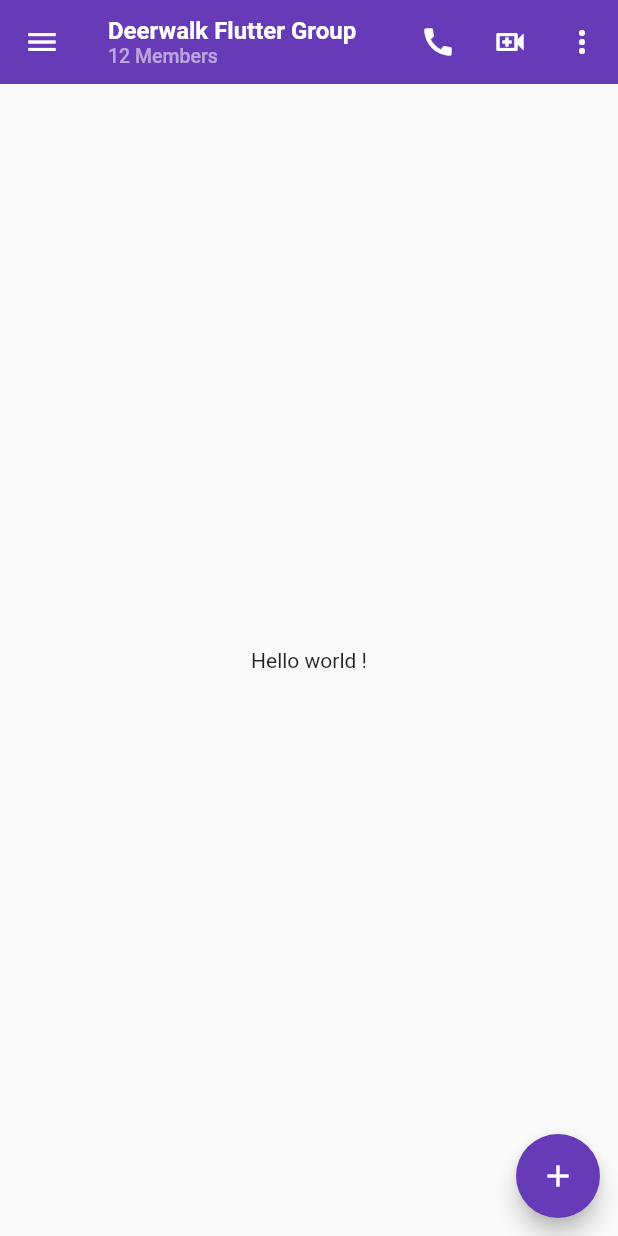
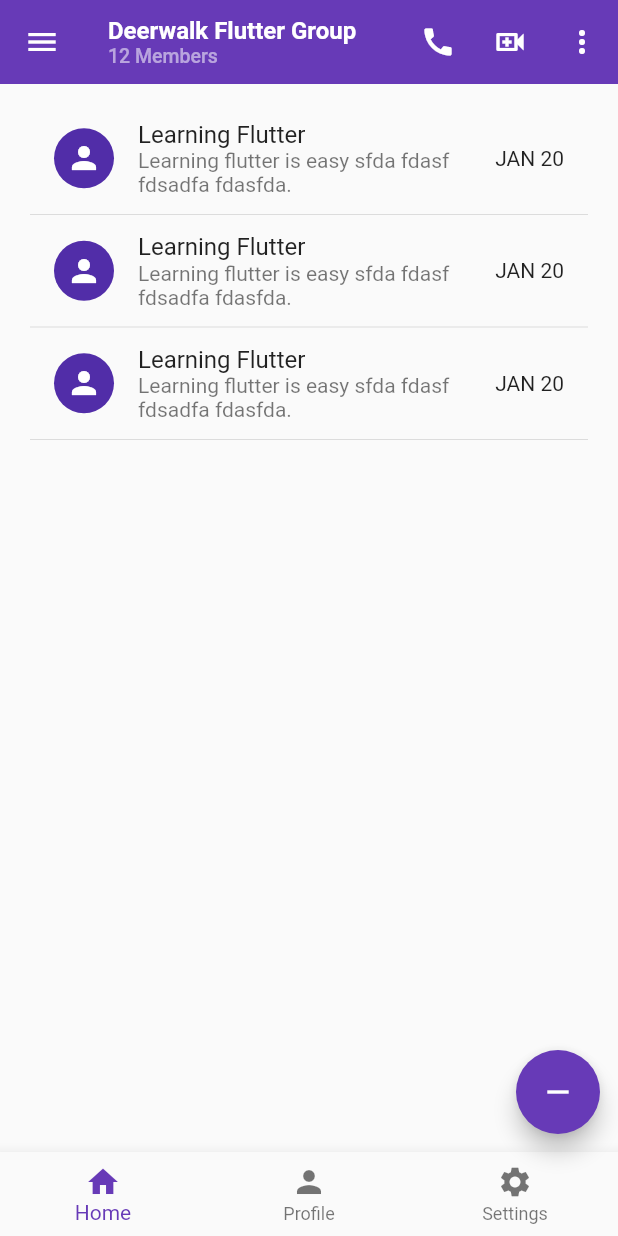
Before and after one commit to sudeepthapa/flutter_class, a Flutter app: the screen it shows after launch, on a phone screen of 412 x 824 dp. Run offline on Flutter 3.47's test engine with Material 2 defaults, Android fonts, the phone set to English and light mode, and no system bars.

Commit message:
listtile and bottom navigation complete

```diff
--- a/lib/main.dart
+++ b/lib/main.dart
@@ -37,17 +37,56 @@ class MyApp extends StatelessWidget {
             ],
             // centerTitle: true,
           ),
-          body: Center(
-            child: Container(
-              child: Text("Hello world !"),
+          body: Container(
+            padding: EdgeInsets.all(20),
+            child: Column(
+              children: [
+                ListTile(
+                  title: Text("Learning Flutter"),
+                  subtitle: Text("Learning flutter is easy sfda fdasf fdsadfa fdasfda."),
+                  leading: CircleAvatar(
+                    child: Icon(Icons.person)
+                  ),
+                  trailing: Text("JAN 20"),
+                  onTap: (){},
+                ),
+                Divider(),
+                ListTile(
+                  title: Text("Learning Flutter"),
+                  subtitle: Text("Learning flutter is easy sfda fdasf fdsadfa fdasfda."),
+                  leading: CircleAvatar(
+                    child: Icon(Icons.person)
+                  ),
+                  trailing: Text("JAN 20"),
+                  onTap: (){},
+                ),
+                Divider(),
+                ListTile(
+                  title: Text("Learning Flutter"),
+                  subtitle: Text("Learning flutter is easy sfda fdasf fdsadfa fdasfda."),
+                  leading: CircleAvatar(
+                    child: Icon(Icons.person)
+                  ),
+                  trailing: Text("JAN 20"),
+                  onTap: (){},
+                ),
+                Divider(),
+              ]
             ),
           ),
           floatingActionButton: FloatingActionButton(
             onPressed: null,
-            child: Icon(Icons.add),
+            child: Icon(Icons.remove),
           ),
           floatingActionButtonLocation:
               FloatingActionButtonLocation.miniEndFloat,
+          bottomNavigationBar: BottomNavigationBar(
+            items: [
+              BottomNavigationBarItem(icon: Icon(Icons.home), label: "Home"),
+              BottomNavigationBarItem(icon: Icon(Icons.person), label: "Profile"),
+              BottomNavigationBarItem(icon: Icon(Icons.settings), label: "Settings"),
+            ],
+          ),
           drawer: Drawer(
             child: SafeArea(
               child: Column(children: [
```
